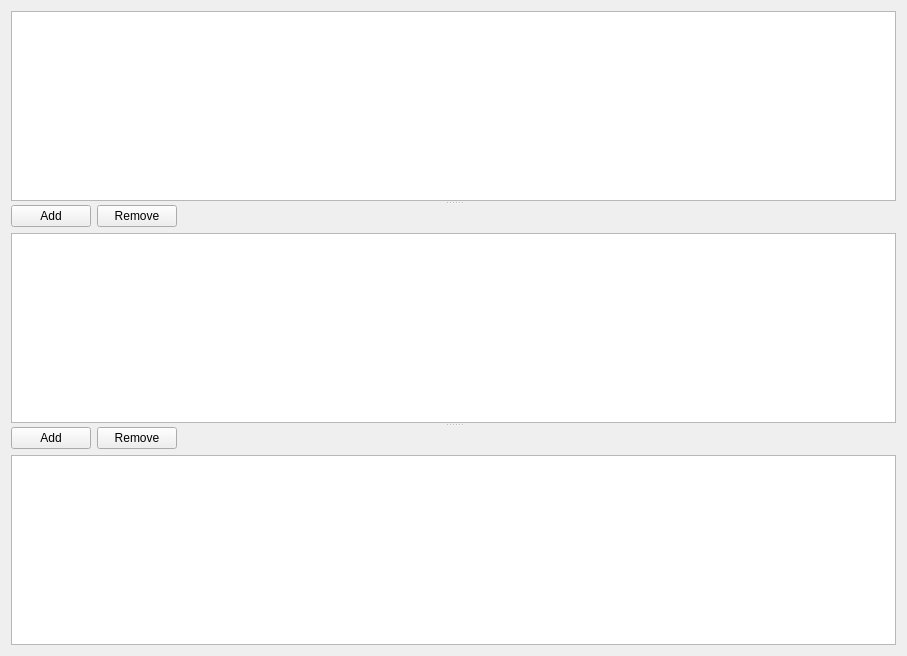
Before: the Qt Designer form AmzBooks/gui/panes/PaneSettingsCompany.ui in icingerpower/AmzBooks, drawn with Qt 5.
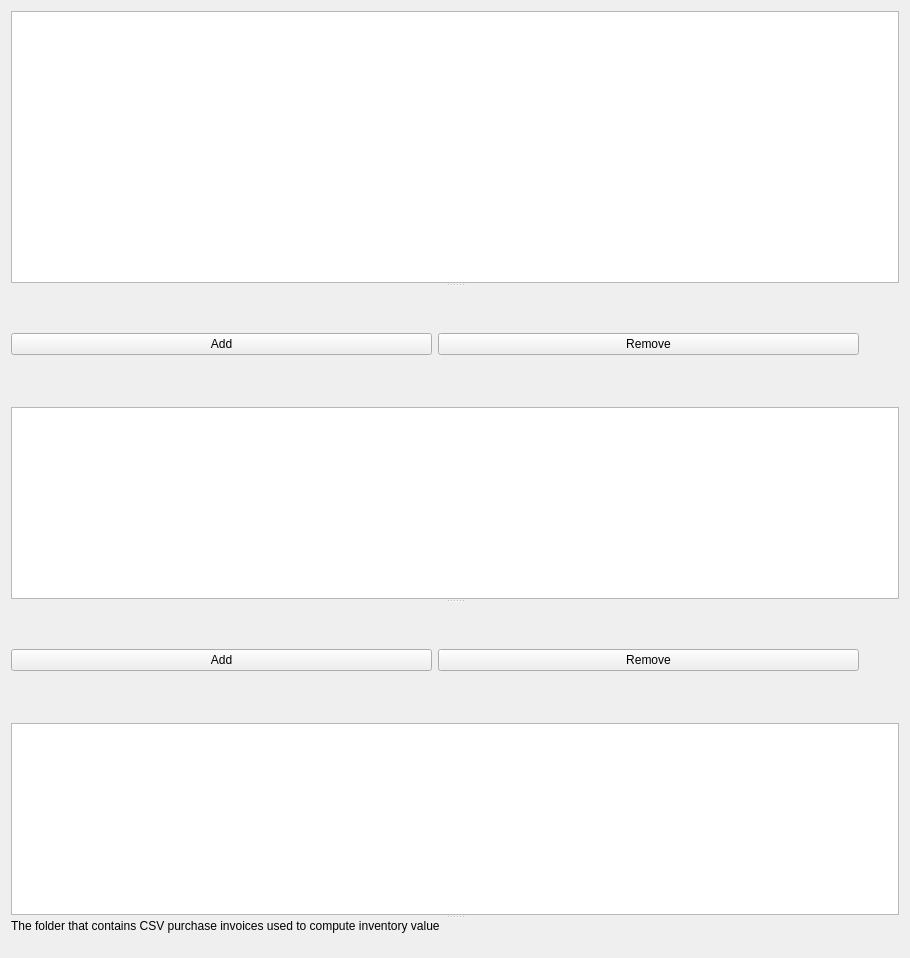
After: the same form once the commit is applied. Custom widgets are drawn as their Qt base class.

Commit message: Added inventory moved computing for EU vat returns.

Diff of the .ui file:
```diff
--- a/AmzBooks/gui/panes/PaneSettingsCompany.ui
+++ b/AmzBooks/gui/panes/PaneSettingsCompany.ui
@@ -6,14 +6,14 @@
    <rect>
     <x>0</x>
     <y>0</y>
-    <width>907</width>
-    <height>656</height>
+    <width>910</width>
+    <height>958</height>
    </rect>
   </property>
   <property name="windowTitle">
    <string>Form</string>
   </property>
-  <layout class="QVBoxLayout" name="verticalLayout_3">
+  <layout class="QVBoxLayout" name="verticalLayout_4">
    <item>
     <widget class="QSplitter" name="splitter">
      <property name="orientation">
@@ -50,9 +50,6 @@
          </item>
          <item>
           <spacer name="horizontalSpacer_2">
-           <property name="orientation">
-            <enum>Qt::Orientation::Horizontal</enum>
-           </property>
            <property name="sizeHint" stdset="0">
             <size>
              <width>40</width>
@@ -95,9 +92,6 @@
          </item>
          <item>
           <spacer name="horizontalSpacer">
-           <property name="orientation">
-            <enum>Qt::Orientation::Horizontal</enum>
-           </property>
            <property name="sizeHint" stdset="0">
             <size>
              <width>40</width>
@@ -120,10 +114,38 @@
        </item>
       </layout>
      </widget>
+     <widget class="QWidget" name="">
+      <layout class="QVBoxLayout" name="verticalLayout_3">
+       <item>
+        <widget class="QLabel" name="label">
+         <property name="sizePolicy">
+          <sizepolicy hsizetype="Preferred" vsizetype="Maximum">
+           <horstretch>0</horstretch>
+           <verstretch>0</verstretch>
+          </sizepolicy>
+         </property>
+         <property name="text">
+          <string>The folder that contains CSV purchase invoices used to compute inventory value</string>
+         </property>
+        </widget>
+       </item>
+       <item>
+        <widget class="WidgetPurchases" name="widgetPurchases" native="true"/>
+       </item>
+      </layout>
+     </widget>
     </widget>
    </item>
   </layout>
  </widget>
+ <customwidgets>
+  <customwidget>
+   <class>WidgetPurchases</class>
+   <extends>QWidget</extends>
+   <header>gui/panes/WidgetPurchases.h</header>
+   <container>1</container>
+  </customwidget>
+ </customwidgets>
  <resources/>
  <connections/>
 </ui>
```
Left out of the diff: 2 changed lines with no effect on the pictures. The commit also changes 34 other files.
